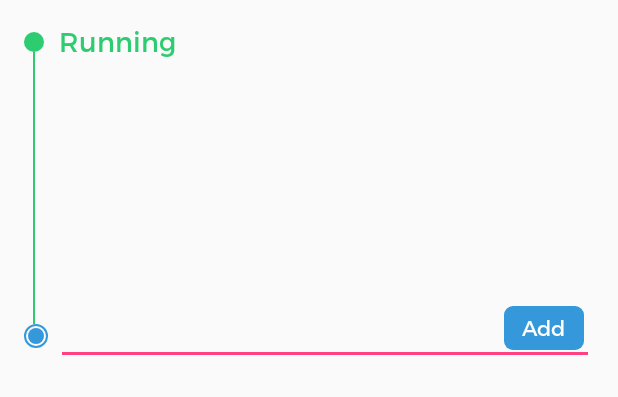
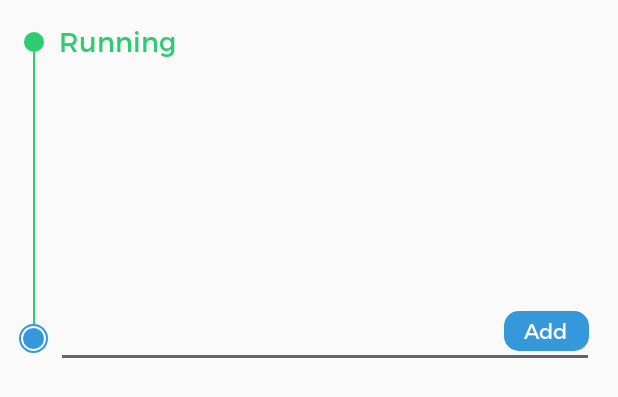
Before and after one commit to eddieberklee/wsup, an Android app: the layout activity_main.xml on its own in the app's theme, with its tools: preview values and no code run, on a phone screen of 412 x 824 dp. Shown: the top 397 px of the screen. Run offline under Robolectric (Android 15) with nearby library versions, the phone set to English and light mode, and no system bars.

Commit message:
Tweaks to the UI for adding an event

```diff
--- a/app/src/main/res/drawable/blue_rounded_fill.xml
+++ b/app/src/main/res/drawable/blue_rounded_fill.xml
@@ -1,6 +1,6 @@
 <?xml version="1.0" encoding="utf-8"?>
 <shape xmlns:android="http://schemas.android.com/apk/res/android"
     android:shape="rectangle">
-    <corners android:radius="6dp"/>
+    <corners android:radius="10dp"/>
     <solid android:color="@color/flatui_blue_1"/>
 </shape>
--- a/app/src/main/res/layout/activity_main.xml
+++ b/app/src/main/res/layout/activity_main.xml
@@ -11,7 +11,8 @@
     android:paddingRight="@dimen/activity_horizontal_margin"
     android:paddingTop="@dimen/activity_vertical_margin"
     tools:context="com.compscieddy.timetracker.MainActivity"
-    android:clipChildren="false">
+    android:clipChildren="false"
+    android:clipToPadding="false">
 
     <RelativeLayout
         android:layout_width="match_parent"
@@ -47,12 +48,13 @@
         <View
             android:layout_width="@dimen/current_event_dot_size"
             android:layout_height="@dimen/current_event_dot_size"
+            android:layout_marginLeft="-3dp"
             android:background="@drawable/blue_circle_outline_layered"/>
         <com.compscieddy.timetracker.ui.ForadayEditText
             android:layout_width="match_parent"
             android:layout_height="wrap_content"
             android:layout_marginLeft="5dp"
-            android:layout_marginTop="-16dp"
+            android:layout_marginTop="-14dp"
             app:color="@color/flatui_blue_1"/>
         <com.compscieddy.timetracker.ui.ForadayTextView
             android:layout_width="wrap_content"
@@ -60,12 +62,12 @@
             android:text="Add"
             android:textSize="14sp"
             android:textColor="@color/white"
-            android:paddingLeft="12dp"
-            android:paddingRight="12dp"
-            android:paddingTop="5dp"
-            android:paddingBottom="5dp"
+            android:paddingLeft="13dp"
+            android:paddingRight="14dp"
+            android:paddingTop="4dp"
+            android:paddingBottom="4dp"
             android:layout_marginLeft="-60dp"
-            android:layout_marginTop="-20dp"
+            android:layout_marginTop="-18dp"
             android:background="@drawable/blue_rounded_fill"/>
     </LinearLayout>
 
--- a/app/src/main/res/values/colors.xml
+++ b/app/src/main/res/values/colors.xml
@@ -1,8 +1,5 @@
 <?xml version="1.0" encoding="utf-8"?>
 <resources>
-    <color name="colorPrimary">#3F51B5</color>
-    <color name="colorPrimaryDark">#303F9F</color>
-    <color name="colorAccent">#FF4081</color>
 
     <color name="white">#FFFFFFFF</color>
     <color name="black">#FF000000</color>
@@ -89,4 +86,11 @@
 
     <!-- End of the Common Colors -->
 
+
+    <color name="colorPrimary">#3F51B5</color>
+    <color name="colorPrimaryDark">#303F9F</color>
+    <color name="colorAccent">@color/black_transp_60</color>
+    <!--<color name="colorAccent">#FF4081</color>-->
+
+
 </resources>
--- a/app/src/main/res/values/dimens.xml
+++ b/app/src/main/res/values/dimens.xml
@@ -4,7 +4,7 @@
     <dimen name="activity_vertical_margin">16dp</dimen>
 
     <dimen name="event_dot_size">13dp</dimen>
-    <dimen name="current_event_dot_size">16dp</dimen>
+    <dimen name="current_event_dot_size">19dp</dimen>
     <dimen name="event_dot_container_size">20dp</dimen>
     <dimen name="line_left_margin">6dp</dimen>
 
```
